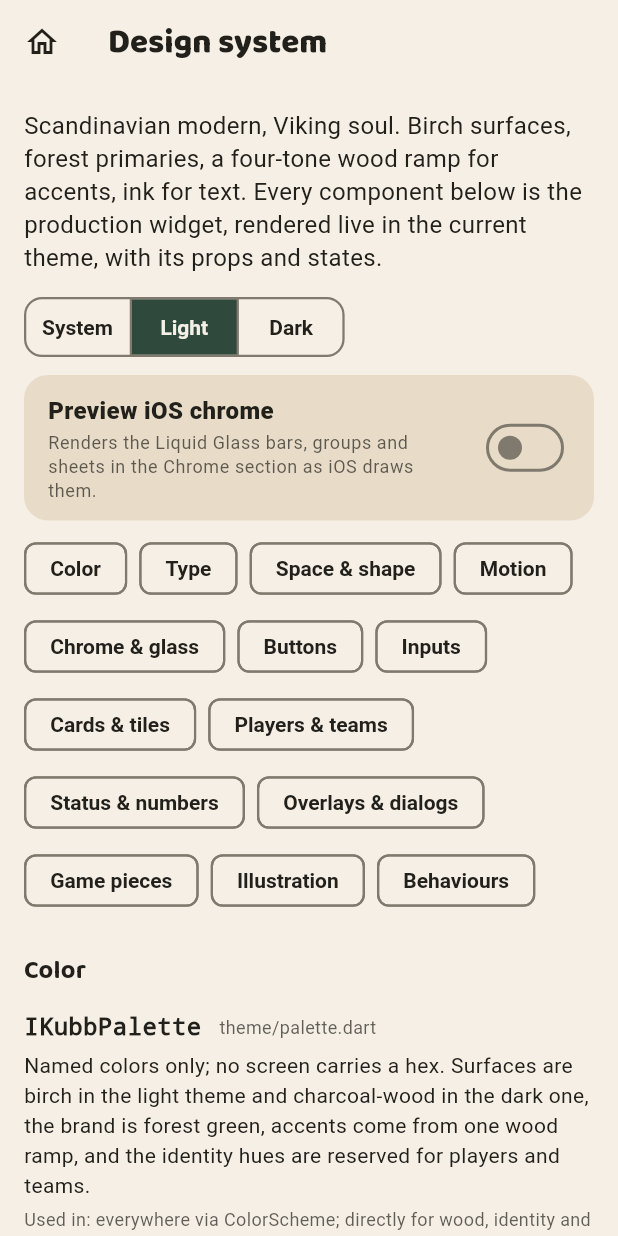
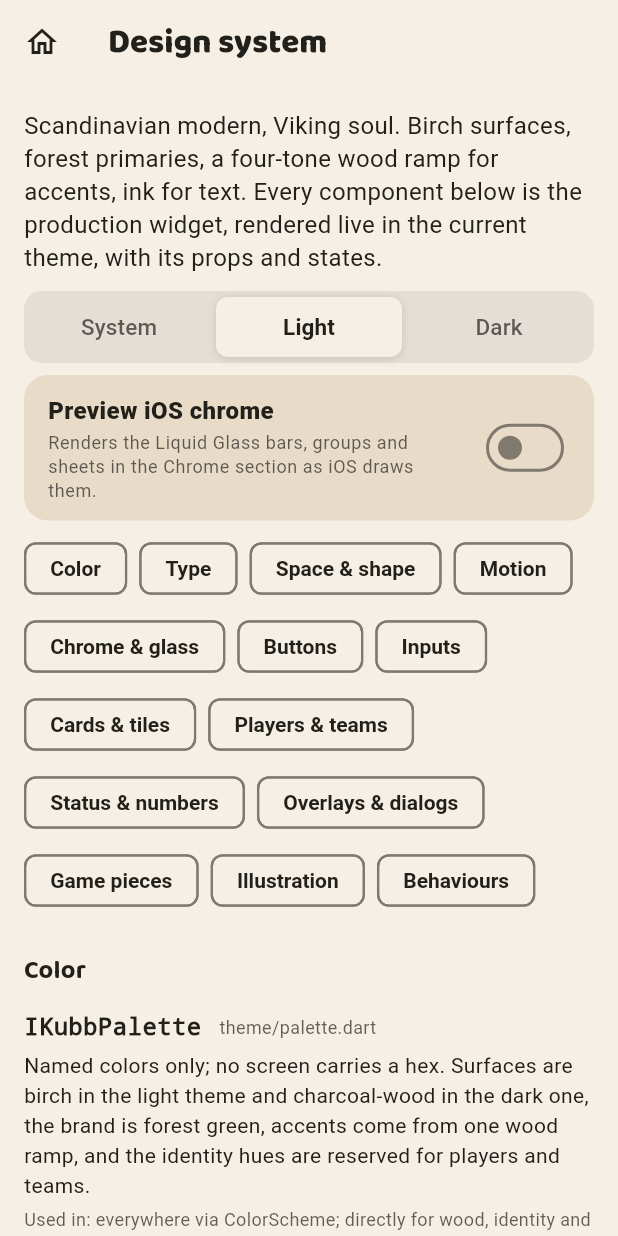
Before and after one commit to JKoenen99/iKubb, a Flutter app: the DesignSystemScreen screen opened by its route, after a tap on "Light", on a phone screen of 412 x 824 dp. Run offline on Flutter 3.47's test engine with Material 3 defaults, Android fonts, the phone set to English and light mode, and no system bars; our stand-ins replace flutter_riverpod, go_router, in_app_review, package_info_plus, share_plus, shared_preferences and 1 more; missing offline and left inert: live_activities; accounts and stored records are empty.

Commit message:
Rebuild the segmented control on the track-and-tile anatomy
Replaces Material's outlined, capsule-shaped SegmentedButton with a
custom SegmentedControl modelled on iOS UISegmentedControl and the
segmented-control blueprint: a recessed track, a raised tile that
slides to the selection, labels with optional icons.

- Track: onSurface at 8% (light) / 10% (dark), radius 12, 48pt tall, so
  it recedes from both the page and a card. Tile: surface (light) or
  the new segmentTileDark, radius 8, inset 4 (concentric corners),
  soft shadow, slides in IKubbMotion.quick (instant under Reduce
  Motion). No outlines, no brand-colored fill, equal segment widths.
- Active label full onSurface and semibold, others at 70% and medium;
  label style built on the theme's labelLarge.
- Segments fill the whole track height (48pt tap targets); each is a
  button in a mutually exclusive group with selected state; arrow keys
  move the selection.
- AdaptiveChoice renders it (chips remain the large-text fallback); the
  game input-mode switch moves onto AdaptiveChoice; the unused
  SegmentedButton theme is removed.
- Catalog: SegmentedControl story with an anatomy block; docs/INPUTS.md
  updated; widget tests for taps, sizes, semantics, contrast and keys.
- Version 0.3.0+3 with changelog entry.

Co-Authored-By: Claude Opus 5.5 <noreply@anthropic.com>
Claude-Session: https://claude.ai/code/session_01PQvQZqxRDwpjp4PSdBPLw6

```diff
--- a/lib/features/designsystem/design_system_screen.dart
+++ b/lib/features/designsystem/design_system_screen.dart
@@ -16,6 +16,7 @@ import '../../widgets/home_leading.dart';
 import '../../widgets/ikubb_app_bar.dart';
 import '../../widgets/rolling_number.dart';
 import '../../widgets/section_header.dart';
+import '../../widgets/segmented_control.dart';
 import '../../widgets/settings_tiles.dart';
 import '../../widgets/share_card.dart';
 import '../../widgets/side_card.dart';
@@ -70,6 +71,7 @@ class _DesignSystemScreenState extends ConsumerState<DesignSystemScreen> {
   var _toggle = true;
   var _choice = 0;
   var _segment = 0;
+  var _segment3 = 0;
   var _select = '';
   var _stars = 0;
   var _iosChrome = false;
@@ -969,30 +971,98 @@ class _DesignSystemScreenState extends ConsumerState<DesignSystemScreen> {
             'the menu items are the options.',
       ),
       Story(
+        name: 'SegmentedControl<T>',
+        source: 'widgets/segmented_control.dart',
+        summary:
+            'Two to four short, mutually exclusive options that switch a view '
+            'or setting in place. Track-and-tile anatomy: a recessed track '
+            'tinted from the text color, and a raised tile with a soft '
+            'shadow that slides to the chosen segment. No outlines and no '
+            'brand-colored fill; equal segment widths.',
+        usedIn:
+            'through AdaptiveChoice: Settings theme, New game mode, '
+            'match and turn clock, rules panel mode, game input mode',
+        props: const [
+          Prop('options', 'List<ChoiceOption<T>>', 'value, label, icon?'),
+          Prop('selected', 'T', 'exactly one'),
+          Prop('onSelected', 'ValueChanged<T>', 'only fires on a change'),
+        ],
+        variants: [
+          Variant(
+            'Labels',
+            SegmentedControl<int>(
+              options: const [
+                ChoiceOption(value: 0, label: 'System'),
+                ChoiceOption(value: 1, label: 'Light'),
+                ChoiceOption(value: 2, label: 'Dark'),
+              ],
+              selected: _segment3,
+              onSelected: (v) => setState(() => _segment3 = v),
+            ),
+            note: 'Tap to see the tile slide (instant under Reduce Motion).',
+          ),
+          Variant(
+            'Icon and label',
+            SegmentedControl<int>(
+              options: const [
+                ChoiceOption(
+                  value: 0,
+                  icon: Icons.touch_app_outlined,
+                  label: 'Tap pins',
+                ),
+                ChoiceOption(
+                  value: 1,
+                  icon: Icons.grid_view_rounded,
+                  label: 'Number pad',
+                ),
+              ],
+              selected: _segment,
+              onSelected: (v) => setState(() => _segment = v),
+            ),
+          ),
+          Variant(
+            'On a card',
+            FormCard(
+              margin: EdgeInsets.zero,
+              child: SegmentedControl<int>(
+                options: const [
+                  ChoiceOption(value: 0, label: 'Single game'),
+                  ChoiceOption(value: 1, label: 'Best of three'),
+                ],
+                selected: _segment,
+                onSelected: (v) => setState(() => _segment = v),
+              ),
+            ),
+            note:
+                'The track is a tint, so it recedes from a card as well as '
+                'from the page.',
+          ),
+        ],
+        a11y:
+            'Each segment is a button in a mutually exclusive group with '
+            'selected state; arrow keys move the selection. The active state '
+            'is shown three ways: the raised tile, a semibold label and the '
+            'full-strength label color. Labels pass AA on track and tile. '
+            '48pt tall.',
+      ),
+      const _Anatomy(),
+      Story(
         name: 'AdaptiveChoice<T>',
         source: 'widgets/adaptive_choice.dart',
         summary:
-            'The one way to pick one of a few options. A segmented control '
-            'at normal text sizes; once Dynamic Type grows past 1.3× it '
-            'becomes a wrapping row of choice chips so labels never clip.',
-        usedIn: 'Settings theme, rules panel mode, game input mode',
+            'The one way to pick one of a few options in a screen. Renders a '
+            'SegmentedControl at normal text sizes; once Dynamic Type grows '
+            'past 1.3× it becomes a wrapping row of choice chips so labels '
+            'never clip.',
+        usedIn:
+            'Settings theme, New game mode, rules panel mode, game input '
+            'mode',
         props: const [
           Prop('options', 'List<ChoiceOption<T>>', 'two to four'),
           Prop('selected', 'T', 'exactly one'),
           Prop('onSelected', 'ValueChanged<T>', 'fires on change'),
         ],
         variants: [
-          Variant(
-            'Segmented (default)',
-            AdaptiveChoice<int>(
-              options: const [
-                ChoiceOption(value: 0, label: 'Tap pins'),
-                ChoiceOption(value: 1, label: 'Number pad'),
-              ],
-              selected: _segment,
-              onSelected: (v) => setState(() => _segment = v),
-            ),
-          ),
           Variant(
             'Large text · chips',
             MediaQuery(
@@ -1010,9 +1080,6 @@ class _DesignSystemScreenState extends ConsumerState<DesignSystemScreen> {
             note: 'Same semantics, same 48pt targets, at 1.4× text.',
           ),
         ],
-        a11y:
-            'Selected state is a fill, not just a color change; both '
-            'forms expose selected/button semantics.',
       ),
       Story(
         name: 'Chips',
@@ -2237,6 +2304,60 @@ class _DesignSystemScreenState extends ConsumerState<DesignSystemScreen> {
         ],
       ),
     ];
+  }
+}
+
+/// The labelled anatomy of a segmented control, like the blueprint:
+/// track, active tile, label, icon, active and inactive segments.
+class _Anatomy extends StatelessWidget {
+  const _Anatomy();
+
+  @override
+  Widget build(BuildContext context) {
+    final faded = Theme.of(context).colorScheme.onSurface
+        .withValues(alpha: IKubbAlpha.faded);
+    Widget part(String name, String what) => Padding(
+      padding: const EdgeInsets.only(bottom: IKubbSpacing.xs),
+      child: Row(
+        crossAxisAlignment: CrossAxisAlignment.start,
+        children: [
+          SizedBox(width: 120, child: Text(name, style: IKubbType.strong)),
+          Expanded(
+            child: Text(what, style: IKubbType.caption.copyWith(color: faded)),
+          ),
+        ],
+      ),
+    );
+    return Padding(
+      padding: const EdgeInsets.only(bottom: IKubbSpacing.xl),
+      child: Column(
+        crossAxisAlignment: CrossAxisAlignment.start,
+        children: [
+          const Text('Anatomy', style: IKubbType.emphasis),
+          const SizedBox(height: IKubbSpacing.sm),
+          part(
+            'Track',
+            'Text color at 8% (light) or 10% (dark); radius 12; 48pt tall.',
+          ),
+          part(
+            'Active tile',
+            'Surface (birch) or segmentTileDark; radius 8, inset 4 so the '
+                'corners are concentric; soft shadow; slides in 200 ms.',
+          ),
+          part(
+            'Label',
+            'Active: full onSurface, semibold. Inactive: onSurface at 70%, '
+                'medium. One line, ellipsis.',
+          ),
+          part('Icon', 'Optional, 18pt, leading, same color as the label.'),
+          part(
+            'Segments',
+            'Equal widths across the track; the whole segment is the tap '
+                'target.',
+          ),
+        ],
+      ),
+    );
   }
 }
 
--- a/lib/features/game/game_screen.dart
+++ b/lib/features/game/game_screen.dart
@@ -7,6 +7,7 @@ import 'package:scoring_engine/scoring_engine.dart';
 import '../../l10n/app_localizations.dart';
 import '../../theme/palette.dart';
 import '../../theme/typography.dart';
+import '../../widgets/adaptive_choice.dart';
 import '../../widgets/rolling_number.dart';
 import '../../widgets/dot_row.dart';
 import '../../widgets/home_leading.dart';
@@ -289,29 +290,24 @@ class _GameScreenState extends ConsumerState<GameScreen> {
     return Center(
       child: Padding(
         padding: const EdgeInsets.only(top: IKubbSpacing.xs),
-        child: SegmentedButton<InputMode>(
-          showSelectedIcon: false,
-          segments: [
-            ButtonSegment(
-              value: InputMode.pins,
-              icon: const Icon(
-                Icons.touch_app_outlined,
-                size: IKubbIconSize.sm,
+        child: ConstrainedBox(
+          constraints: const BoxConstraints(maxWidth: IKubbLayout.maxColumn),
+          child: AdaptiveChoice<InputMode>(
+            options: [
+              ChoiceOption(
+                value: InputMode.pins,
+                icon: Icons.touch_app_outlined,
+                label: l10n.tapPins,
               ),
-              label: Text(l10n.tapPins),
-            ),
-            ButtonSegment(
-              value: InputMode.pad,
-              icon: const Icon(Icons.grid_view_rounded, size: IKubbIconSize.sm),
-              label: Text(l10n.numberPad),
-            ),
-          ],
-          selected: {inputMode},
-          onSelectionChanged: (s) {
-            if (s.first != inputMode) {
-              ref.read(inputModeProvider.notifier).toggle();
-            }
-          },
+              ChoiceOption(
+                value: InputMode.pad,
+                icon: Icons.grid_view_rounded,
+                label: l10n.numberPad,
+              ),
+            ],
+            selected: inputMode,
+            onSelected: (_) => ref.read(inputModeProvider.notifier).toggle(),
+          ),
         ),
       ),
     );
--- a/lib/theme/ikubb_theme.dart
+++ b/lib/theme/ikubb_theme.dart
@@ -149,21 +149,8 @@ abstract final class IKubbTheme {
         shape: _cupertino ? const StadiumBorder() : null,
       ),
     ),
-    // Segmented control: the input border at rest, the primary fill for
-    // the chosen segment (a strong, unambiguous selected state), and the
-    // 48pt tap minimum (outdoor thumbs, WCAG 2.5.8).
-    segmentedButtonTheme: SegmentedButtonThemeData(
-      style: SegmentedButton.styleFrom(
-        minimumSize: const Size(48, 48),
-        shape: _controlShape(IKubbRadius.md),
-        side: BorderSide(color: scheme.outline, width: IKubbBorder.hairline),
-        backgroundColor: scheme.surface,
-        foregroundColor: scheme.onSurface,
-        selectedBackgroundColor: scheme.primaryContainer,
-        selectedForegroundColor: scheme.onPrimaryContainer,
-        textStyle: const TextStyle(fontWeight: FontWeight.w600),
-      ),
-    ),
+    // Segmented controls are custom (widgets/segmented_control.dart):
+    // a track and a raised tile, not Material's outlined SegmentedButton.
     // Chips share the recipe: neutral line at rest, primary when selected.
     chipTheme: ChipThemeData(
       shape: _cupertino ? const StadiumBorder() : null,
--- a/lib/theme/palette.dart
+++ b/lib/theme/palette.dart
@@ -87,6 +87,10 @@ abstract final class IKubbPalette {
   static const pineNight = Color(0xFF4F7260);
   static const mossNight = Color(0xFF3A5244);
 
+  /// The raised tile of a segmented control in the dark theme: lifted
+  /// above the track (birch at 10%), birch labels at 5.4:1.
+  static const segmentTileDark = Color(0xFF5A645B);
+
   // Player-identity hues (paired with oak/berry/amber above). Deliberately
   // exclude the brand surface greens so an identity color never disappears
   // against the active card or the scoreboard field.
--- a/lib/theme/tokens.dart
+++ b/lib/theme/tokens.dart
@@ -113,6 +113,13 @@ abstract final class IKubbAlpha {
 
   /// Accent wash behind a selected choice card.
   static const double choiceTint = 0.12;
+
+  /// Segmented control: the recessed track is the text color at this
+  /// alpha (light / dark), and the raised tile casts this shadow.
+  static const double segmentTrack = 0.08;
+  static const double segmentTrackDark = 0.10;
+  static const double segmentShadow = 0.14;
+  static const double segmentShadowDark = 0.35;
 }
 
 abstract final class IKubbIconSize {
--- a/lib/widgets/adaptive_choice.dart
+++ b/lib/widgets/adaptive_choice.dart
@@ -1,6 +1,7 @@
 import 'package:flutter/material.dart';
 
 import '../theme/tokens.dart';
+import 'segmented_control.dart';
 
 /// One option of an [AdaptiveChoice].
 class ChoiceOption<T> {
@@ -13,7 +14,7 @@ class ChoiceOption<T> {
 
 /// The one way to pick one of a few options.
 ///
-/// Renders a [SegmentedButton] at normal text sizes and switches to a
+/// Renders a [SegmentedControl] at normal text sizes and switches to a
 /// wrapping row of [ChoiceChip]s once Dynamic Type grows past the point
 /// where fixed-width segments clip or overflow (HIG: controls must stay
 /// usable at every text size; WCAG 1.4.4). Both forms expose the same
@@ -61,20 +62,10 @@ class AdaptiveChoice<T> extends StatelessWidget {
         ],
       );
     }
-    return SegmentedButton<T>(
-      showSelectedIcon: false,
-      segments: [
-        for (final o in options)
-          ButtonSegment(
-            value: o.value,
-            label: Text(o.label),
-            icon: o.icon == null ? null : Icon(o.icon, size: IKubbIconSize.sm),
-          ),
-      ],
-      selected: {selected},
-      onSelectionChanged: (s) {
-        if (s.first != selected) onSelected(s.first);
-      },
+    return SegmentedControl<T>(
+      options: options,
+      selected: selected,
+      onSelected: onSelected,
     );
   }
 }
--- /dev/null
+++ b/lib/widgets/segmented_control.dart
@@ -0,0 +1,211 @@
+import 'package:flutter/material.dart';
+import 'package:flutter/services.dart';
+
+import '../theme/palette.dart';
+import '../theme/tokens.dart';
+import 'adaptive_choice.dart';
+
+/// A segmented control in the track-and-tile anatomy (iOS
+/// UISegmentedControl, the designsystems.surf blueprint):
+///
+/// - **Track**: a recessed, softly tinted rounded rectangle.
+/// - **Active tile**: a raised surface with a soft shadow that slides to the
+///   chosen segment. No outlines, no fill in the brand color.
+/// - **Segments**: equal widths; a label with an optional leading icon.
+///   The active label is full strength and semibold, the others faded.
+///
+/// Corners are concentric: track 12, inset 4, tile 8. Use it for two to
+/// four short, mutually exclusive options that switch a view or a setting
+/// in place. Needs a bounded width (it fills it); [AdaptiveChoice] wraps
+/// it and falls back to chips at large text sizes.
+class SegmentedControl<T> extends StatelessWidget {
+  const SegmentedControl({
+    super.key,
+    required this.options,
+    required this.selected,
+    required this.onSelected,
+  }) : assert(options.length >= 2);
+
+  final List<ChoiceOption<T>> options;
+  final T selected;
+  final ValueChanged<T> onSelected;
+
+  /// Track inset around the tile; also the gap that makes the corners
+  /// concentric (trackRadius - inset = tileRadius).
+  static const double inset = IKubbSpacing.xs;
+  static const double trackRadius = IKubbRadius.md;
+  static const double tileRadius = IKubbRadius.sm;
+
+  /// Whole control height: the 48pt tap minimum.
+  static const double height = kMinInteractiveDimension;
+
+  void _step(int delta) {
+    final i = options.indexWhere((o) => o.value == selected);
+    final next = (i + delta).clamp(0, options.length - 1);
+    if (next != i) onSelected(options[next].value);
+  }
+
+  @override
+  Widget build(BuildContext context) {
+    final theme = Theme.of(context);
+    final scheme = theme.colorScheme;
+    final dark = theme.brightness == Brightness.dark;
+    final index = options
+        .indexWhere((o) => o.value == selected)
+        .clamp(0, options.length - 1);
+
+    // The track is a tint of the text color, so it recedes from whatever
+    // it sits on (the page or a card) in both themes.
+    final track = scheme.onSurface.withValues(
+      alpha: dark ? IKubbAlpha.segmentTrackDark : IKubbAlpha.segmentTrack,
+    );
+    final tile = dark ? IKubbPalette.segmentTileDark : scheme.surface;
+    final tileShadow = BoxShadow(
+      color: (dark ? Colors.black : IKubbPalette.ink).withValues(
+        alpha: dark ? IKubbAlpha.segmentShadowDark : IKubbAlpha.segmentShadow,
+      ),
+      blurRadius: 4,
+      offset: const Offset(0, 1),
+    );
+    final duration = IKubbMotion.resolve(context, IKubbMotion.quick);
+
+    return Focus(
+      // Arrow keys move the selection while any segment has focus
+      // (radio-group keyboard behaviour).
+      canRequestFocus: false,
+      skipTraversal: true,
+      onKeyEvent: (node, event) {
+        if (event is! KeyDownEvent) return KeyEventResult.ignored;
+        final rtl = Directionality.of(context) == TextDirection.rtl;
+        if (event.logicalKey == LogicalKeyboardKey.arrowRight) {
+          _step(rtl ? -1 : 1);
+          return KeyEventResult.handled;
+        }
+        if (event.logicalKey == LogicalKeyboardKey.arrowLeft) {
+          _step(rtl ? 1 : -1);
+          return KeyEventResult.handled;
+        }
+        return KeyEventResult.ignored;
+      },
+      child: LayoutBuilder(
+        builder: (context, constraints) {
+          final width = constraints.maxWidth;
+          final segment = (width - inset * 2) / options.length;
+          // No padding on the track: the tile is inset visually, while the
+          // segments span the full 48pt height so the whole track is the
+          // tap target (HIG 44pt, Material 48dp).
+          return Container(
+            width: width,
+            height: height,
+            decoration: BoxDecoration(
+              color: track,
+              borderRadius: BorderRadius.circular(trackRadius),
+            ),
+            child: Stack(
+              children: [
+                AnimatedPositionedDirectional(
+                  duration: duration,
+                  curve: IKubbMotion.enter,
+                  start: inset + segment * index,
+                  top: inset,
+                  bottom: inset,
+                  width: segment,
+                  child: DecoratedBox(
+                    decoration: BoxDecoration(
+                      color: tile,
+                      borderRadius: BorderRadius.circular(tileRadius),
+                      boxShadow: [tileShadow],
+                    ),
+                  ),
+                ),
+                // Segments fill the track: centered labels, and the full
+                // height and width are tappable.
+                Positioned.fill(
+                  child: Row(
+                    crossAxisAlignment: CrossAxisAlignment.stretch,
+                    children: [
+                      for (final (i, o) in options.indexed)
+                        Expanded(
+                          child: _Segment(
+                            option: o,
+                            selected: i == index,
+                            onTap: () {
+                              if (o.value != selected) onSelected(o.value);
+                            },
+                          ),
+                        ),
+                    ],
+                  ),
+                ),
+              ],
+            ),
+          );
+        },
+      ),
+    );
+  }
+}
+
+class _Segment extends StatelessWidget {
+  const _Segment({
+    required this.option,
+    required this.selected,
+    required this.onTap,
+  });
+
+  final ChoiceOption<Object?> option;
+  final bool selected;
+  final VoidCallback onTap;
+
+  @override
+  Widget build(BuildContext context) {
+    final scheme = Theme.of(context).colorScheme;
+    final color = selected
+        ? scheme.onSurface
+        : scheme.onSurface.withValues(alpha: IKubbAlpha.faded);
+    // Built on the theme's label style so family, letter spacing and text
+    // scaling come from the app; AnimatedDefaultTextStyle replaces rather
+    // than merges, so a bare TextStyle would drop them.
+    final style = Theme.of(context).textTheme.labelLarge!.copyWith(
+      color: color,
+      fontSize: 15,
+      fontWeight: selected ? FontWeight.w600 : FontWeight.w500,
+    );
+    return Semantics(
+      button: true,
+      enabled: true,
+      inMutuallyExclusiveGroup: true,
+      selected: selected,
+      child: InkWell(
+        onTap: onTap,
+        borderRadius: BorderRadius.circular(SegmentedControl.tileRadius),
+        // The tile is the feedback; a ripple across it would fight it.
+        splashFactory: NoSplash.splashFactory,
+        highlightColor: Colors.transparent,
+        child: Padding(
+          padding: const EdgeInsets.symmetric(horizontal: IKubbSpacing.sm),
+          child: Row(
+            mainAxisAlignment: MainAxisAlignment.center,
+            children: [
+              if (option.icon != null) ...[
+                Icon(option.icon, size: IKubbIconSize.sm, color: color),
+                const SizedBox(width: IKubbSpacing.xs + IKubbSpacing.xxs),
+              ],
+              Flexible(
+                child: AnimatedDefaultTextStyle(
+                  duration: IKubbMotion.resolve(context, IKubbMotion.quick),
+                  style: style,
+                  child: Text(
+                    option.label,
+                    maxLines: 1,
+                    overflow: TextOverflow.ellipsis,
+                  ),
+                ),
+              ),
+            ],
+          ),
+        ),
+      ),
+    );
+  }
+}
--- a/pubspec.yaml
+++ b/pubspec.yaml
@@ -1,7 +1,7 @@
 name: ikubb
 description: "iKubb - the number kubb scoreboard. Scandinavian modern, Viking soul."
 publish_to: 'none'
-version: 0.2.0+2
+version: 0.3.0+3
 
 environment:
   sdk: ^3.13.0
```
Also changed, not shown: 4 other files.
